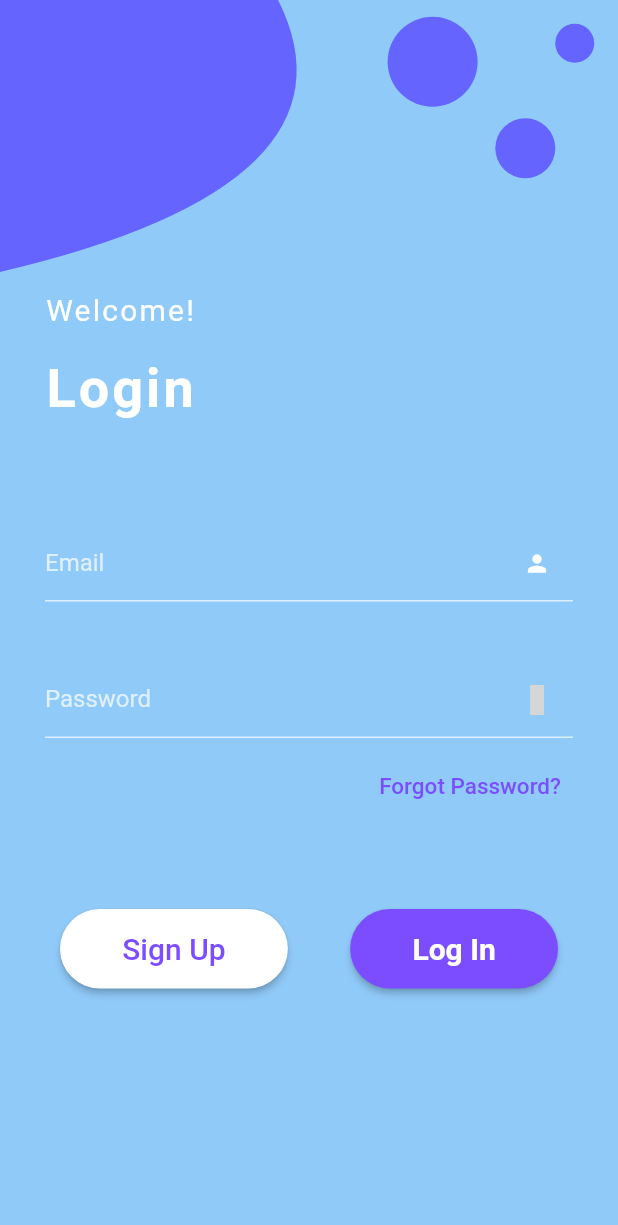
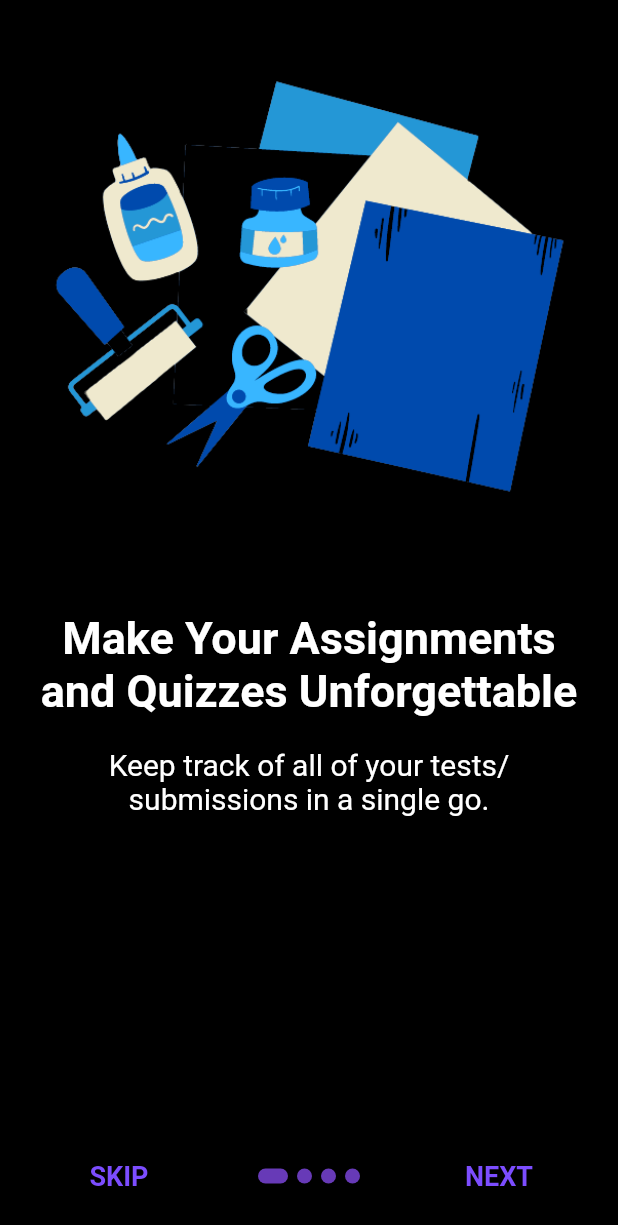
Before and after one commit to avinashkranjan/Friday, a Flutter app: the WelcomeScreen screen opened directly, after a tap on "GET GOING", on a phone screen of 412 x 824 dp. Shown: the top 1225 px of the screen. Run offline on Flutter 3.47's test engine with Material 2 defaults, Android fonts, the phone set to English and light mode, and no system bars; drawn by our look-alikes of introduction_screen; our stand-ins replace cloud_firestore, date_time_picker, firebase_auth, firebase_core, firebase_storage, flutter_icons_null_safety and 6 more; missing offline and left inert: flutter_login_facebook, is_first_run; accounts and stored records are empty; grey boxes are pictures that could not be loaded.

Commit message:
added onboarding

```diff
--- a/lib/main.dart
+++ b/lib/main.dart
@@ -1,14 +1,19 @@
 import 'package:firebase_core/firebase_core.dart';
+import 'package:friday/screens/onboarding_page.dart';
 import 'package:friday/screens/splash.dart';
 
 import 'package:friday/utils/bottom_navbar_tabs.dart';
 import 'package:flutter/material.dart';
 import 'package:flutter/services.dart';
+import 'package:introduction_screen/introduction_screen.dart';
+import 'package:is_first_run/is_first_run.dart';
 import 'package:provider/provider.dart';
 
 ///Project Local Imports
 import 'package:friday/services/authentication.dart';
 import 'package:friday/services/user_info_services.dart';
+
+import 'onboarding/introslider.dart';
 
 void main() async {
   WidgetsFlutterBinding.ensureInitialized();
@@ -16,9 +21,34 @@ void main() async {
   runApp(MyApp());
 }
 
-class MyApp extends StatelessWidget {
+class MyApp extends StatefulWidget {
+
+  @override
+  State<MyApp> createState() => _MyAppState();
+}
+
+class _MyAppState extends State<MyApp> {
+  bool k = true;
+  Future<bool> isfirstrun() async{
+    k = await IsFirstRun.isFirstRun();
+    print('yewalachalgaya bsdk');
+    print(k.toString());
+    return !k;
+  }
+
+  @override
+  void initState() {
+    // TODO: implement initState
+    super.initState();
+    isfirstrun();
+  }
+
+
+
   @override
   Widget build(BuildContext context) {
+
+
     SystemChrome.setSystemUIOverlayStyle(
         SystemUiOverlayStyle(statusBarColor: Colors.transparent));
 
@@ -48,7 +78,7 @@ class MyApp extends StatelessWidget {
             if (snapshot.connectionState == ConnectionState.waiting) {
               return SplashScreen(key: UniqueKey());
             } else {
-              return AuthenticationService.handleEntryPoint(context);
+              return k?OnBoardingPage():AuthenticationService.handleEntryPoint(context);
             }
           },
         ),
--- /dev/null
+++ b/lib/onboarding/introslider.dart
@@ -0,0 +1,95 @@
+import 'package:flutter/material.dart';
+import 'package:friday/screens/home_screen.dart';
+import 'package:friday/screens/login_page.dart';
+import 'package:friday/screens/onboarding_page.dart';
+import 'package:introduction_screen/introduction_screen.dart';
+import 'package:shared_preferences/shared_preferences.dart';
+
+class OnBoardingPage extends StatefulWidget {
+  const OnBoardingPage({Key? key}) : super(key: key);
+
+  @override
+  State<OnBoardingPage> createState() => _OnBoardingPageState();
+}
+
+class _OnBoardingPageState extends State<OnBoardingPage> {
+  @override
+  Widget build(BuildContext context) {
+    return SafeArea(child: IntroductionScreen(
+      skip: Text('SKIP', style: TextStyle(color: Colors.deepPurpleAccent, fontWeight: FontWeight.bold, fontSize: 18),),
+      next: Text('NEXT', style: TextStyle(color: Colors.deepPurpleAccent, fontWeight: FontWeight.bold, fontSize: 18),),
+      globalBackgroundColor: Colors.black,
+      isProgressTap: true,
+      isProgress: true,
+      pages: [
+        PageViewModel(
+          title: 'Make Your Assignments and Quizzes Unforgettable',
+              body: 'Keep track of all of your tests/submissions in a single go.',
+          image: Center(child:Image.asset("assets/images/slider1.png",width: 350,),),
+          decoration: getDecoration()
+
+        ),
+        PageViewModel(
+          title: 'Outperform your competition!',
+          body: 'Track your work progress, get timely alerts about your submissions, and much more.',
+          image: Center(child:Image.asset("assets/images/slider2.png",width: 350,),),
+            decoration: getDecoration()
+        ),
+        PageViewModel(
+            title: 'Be Ahead of Time',
+            body: 'Be organized in class or workspace, and never miss an important deadline.',
+            image: Center(child:Image.asset("assets/images/slider3.png",width: 350,),),
+            decoration: getDecoration()
+        ),
+        PageViewModel(
+            title: 'Your Personal Class Assistant',
+            body: 'Start Using Friday Now!',
+            footer: SizedBox(width: MediaQuery.of(context).size.width ,child:Center(child: ElevatedButton(
+            style: ElevatedButton.styleFrom(elevation: 10, backgroundColor: Colors.deepPurple)
+            ,onPressed: () async{
+              final prefs = await SharedPreferences.getInstance();
+              await prefs.setBool('showslider', false);
+              Navigator.of(context).pushReplacement(MaterialPageRoute(builder: (context) => OnboardingPage())); },
+            child: Text('PPROCEED TO SIGNUP/LOGIN', style: TextStyle(fontWeight: FontWeight.bold),),
+
+            ),),),
+            image: Center(child:Image.asset("assets/icons/icon.png",width: 350,),),
+            decoration: getDecoration(),
+
+        ),
+
+      ],
+      showNextButton: true,
+      showSkipButton: true,
+      showDoneButton: false,
+      freeze: false,
+      onDone: () => gotoHome(),
+      dotsDecorator: DotsDecorator(
+
+        size: const Size.square(10.0),
+
+        activeSize: const Size(20.0, 10.0),
+        activeColor: Colors.deepPurple,
+        color: Colors.deepPurple,
+        spacing: const EdgeInsets.symmetric(horizontal: 3.0),
+        activeShape: RoundedRectangleBorder(
+            borderRadius: BorderRadius.circular(25.0)
+        ),
+      ),
+
+
+    ));
+  }
+
+  getDecoration() => PageDecoration(
+    titleTextStyle: TextStyle(fontWeight: FontWeight.bold, fontSize: 30,color: Colors.white ),
+    bodyTextStyle: TextStyle(fontSize: 20, color: Colors.white),
+    bodyPadding: EdgeInsets.all(10),
+    imagePadding: EdgeInsets.all(20),
+
+    titlePadding: EdgeInsets.all(10),
+    pageColor: Colors.black
+  );
+
+  gotoHome() => Navigator.of(context).pushReplacement(MaterialPageRoute(builder: (context) => LoginPage()));
+}
--- a/lib/screens/onboarding_page.dart
+++ b/lib/screens/onboarding_page.dart
@@ -9,6 +9,7 @@ import 'package:friday/widgets/onboarding_canvas_design.dart';
 import 'package:friday/widgets/round_button.dart';
 import 'package:friday/services/googleAuthentication.dart';
 import 'package:friday/services/facebookAuthentication.dart';
+import 'package:is_first_run/is_first_run.dart';
 
 class OnboardingPage extends StatefulWidget {
   @override
@@ -16,6 +17,21 @@ class OnboardingPage extends StatefulWidget {
 }
 
 class _OnboardingPageState extends State<OnboardingPage> {
+
+  late bool k;
+  Future<bool> isfirstrun() async{
+    k = await IsFirstRun.isFirstRun();
+    return k;
+  }
+
+  @override
+  void initState() {
+    // TODO: implement initState
+    super.initState();
+    isfirstrun();
+
+  }
+
   @override
   Widget build(BuildContext context) {
     return Scaffold(
--- a/lib/screens/splash.dart
+++ b/lib/screens/splash.dart
@@ -1,4 +1,5 @@
 import 'package:flutter/material.dart';
+import 'package:is_first_run/is_first_run.dart';
 import '../widgets/onboarding_canvas_design.dart';
 import '../widgets/splash_animation.dart';
 
@@ -19,9 +20,11 @@ class _SplashScreenState extends State<SplashScreen>
     super.dispose();
   }
 
+
   @override
   void initState() {
     super.initState();
+
     _controller =
         AnimationController(vsync: this, duration: const Duration(seconds: 2))
           ..forward();
--- a/lib/screens/welcome_screen.dart
+++ b/lib/screens/welcome_screen.dart
@@ -3,7 +3,9 @@ import 'package:flutter_svg/flutter_svg.dart';
 
 ///Project Local Imports
 import 'package:friday/constants.dart';
+import 'package:friday/onboarding/introslider.dart';
 import 'package:friday/screens/login_page.dart';
+import 'package:is_first_run/is_first_run.dart';
 
 class WelcomeScreen extends StatefulWidget {
   @override
@@ -11,6 +13,18 @@ class WelcomeScreen extends StatefulWidget {
 }
 
 class _WelcomeScreenState extends State<WelcomeScreen> {
+  late bool k;
+  Future<bool> isfirstrun() async{
+    k = await IsFirstRun.isFirstRun();
+    return k;
+  }
+  @override
+  void initState() {
+    // TODO: implement initState
+    super.initState();
+    //isfirstrun();
+    k = true;
+  }
   @override
   Widget build(BuildContext context) {
     var textStyle = TextStyle(
@@ -96,7 +110,10 @@ class _WelcomeScreenState extends State<WelcomeScreen> {
                   padding: EdgeInsets.symmetric(vertical: 15),
                 ),
                 onPressed: () {
-                  Navigator.push(
+                  k?Navigator.push(
+                    context,
+                    MaterialPageRoute(builder: (_) => OnBoardingPage()),
+                  ):Navigator.push(
                     context,
                     MaterialPageRoute(builder: (_) => LoginPage()),
                   );
```
Also changed, not shown: pubspec.yaml (+23 -19 lines), assets/images/slider1.png (added), assets/images/slider2.png (added), assets/images/slider3.png (added), pubspec.lock.
